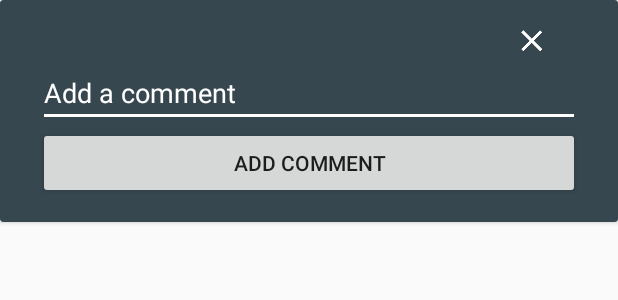
After one commit to ferrerluis/bewary, an Android app: the layout view_add_event_comment.xml on its own in the app's theme, with its tools: preview values and no code run, on a phone screen of 412 x 824 dp. The commit adds this screen. Shown: the top 300 px of the screen. Run offline under Robolectric (Android 15) with nearby library versions, the phone set to English and light mode, and no system bars.

Commit message:
fixed errors and cleaned up

```diff
--- a/app/src/main/java/com/bewary/Map/MapActivity.java
+++ b/app/src/main/java/com/bewary/Map/MapActivity.java
@@ -5,6 +5,7 @@ import android.location.Location;
 import android.os.Bundle;
 import android.support.v4.app.FragmentActivity;
 import android.util.Log;
+import android.view.View;
 import com.bewary.Listeners.OnEventClickListener;
 import com.bewary.Models.Event;
 import com.bewary.Models.EventType;
--- /dev/null
+++ b/app/src/main/res/layout/view_add_event_comment.xml
@@ -0,0 +1,43 @@
+<?xml version="1.0" encoding="utf-8"?>
+<android.support.v7.widget.CardView xmlns:android="http://schemas.android.com/apk/res/android"
+                                    xmlns:card_view="http://schemas.android.com/apk/res-auto"
+                                    android:id="@+id/add_event_comment_layout"
+                                    android:layout_width="fill_parent"
+                                    android:layout_height="wrap_content"
+                                    android:layout_margin="0dp"
+                                    card_view:cardBackgroundColor="@color/material_blue_grey_800">
+
+<LinearLayout xmlns:android="http://schemas.android.com/apk/res/android"
+
+              android:orientation="vertical"
+              android:layout_width="match_parent"
+              android:layout_height="wrap_content"
+                android:paddingTop="15dp"
+              android:paddingBottom="15dp"
+            android:paddingLeft="25dp"
+              android:paddingRight="25dp">
+    <RelativeLayout android:layout_width="fill_parent" android:layout_height="wrap_content">
+        <ImageView
+                android:id="@+id/add_event_comment_close_btn"
+                android:layout_width="wrap_content"
+                android:layout_alignParentRight="true"
+                android:layout_gravity="right"
+                android:paddingRight="20dp"
+                android:layout_height="wrap_content"
+                android:src="@drawable/ic_close"
+                android:contentDescription="Close add comment"/>
+    </RelativeLayout>
+
+    <EditText
+            android:textColor="#fff"
+            android:textColorHint="#fff"
+            android:backgroundTint="#fff"
+            android:layout_width="fill_parent"
+            android:layout_height="wrap_content"
+            android:id="@+id/add_event_comment_text"
+            android:hint="Add a comment"/>
+    <Button android:layout_width="fill_parent" android:layout_height="wrap_content"
+            android:id="@+id/add_event_comment_submit"
+            android:text="Add Comment"/>
+</LinearLayout>
+    </android.support.v7.widget.CardView>
```
Also changed, not shown: app/src/main/java/com/bewary/Listeners/OnEventClickListener.java (+14 -11 lines), app/src/main/java/com/bewary/Map/MapInfoPane.java (+32 -7 lines), app/src/main/res/anim/top_down.xml (added, +8 -0 lines), app/src/main/res/anim/top_up.xml (added, +9 -0 lines), app/src/main/res/layout/activity_map.xml (+7 -10 lines), app/src/main/res/layout/view_event.xml (+28 -10 lines).
